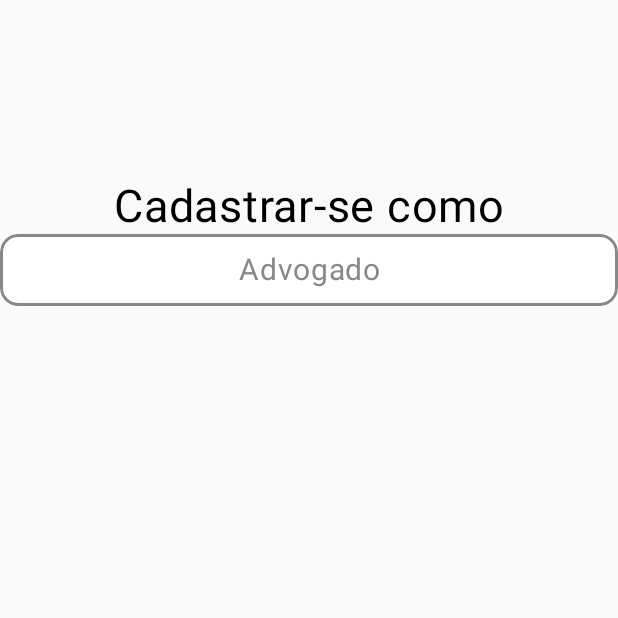
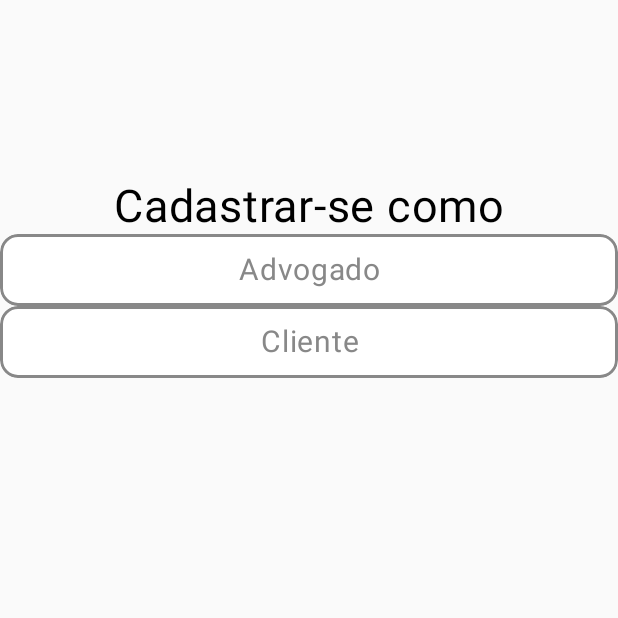
Before and after one commit to Otavinhofs/App-Advogados, an Android app built with Jetpack Compose: the RegisterScreen screen opened through its navigation route, on a phone screen of 412 x 824 dp, the top half of it. Run offline under Robolectric (Android 15) with nearby library versions, the phone set to English and light mode, and no system bars.

```diff
--- a/app/src/main/java/com/example/appadvogados/presentation/register/RegisterScreen.kt
+++ b/app/src/main/java/com/example/appadvogados/presentation/register/RegisterScreen.kt
@@ -63,8 +63,13 @@ fun CustomRadio(text: String) {
     val onSelectionChange = { text: String ->
         selectedOption = text
     }
+    val options = listOf(
+        "Advogado",
+        "Cliente"
+    )
+
     var teste: Color
-
+        options.forEach { text ->
             Text(
                 text = text,
                 fontSize = 20.sp,
@@ -103,3 +108,4 @@ fun CustomRadio(text: String) {
                 color = teste
             )
         }
+    }
```
Lines whose indentation alone changed are shown as unchanged.
